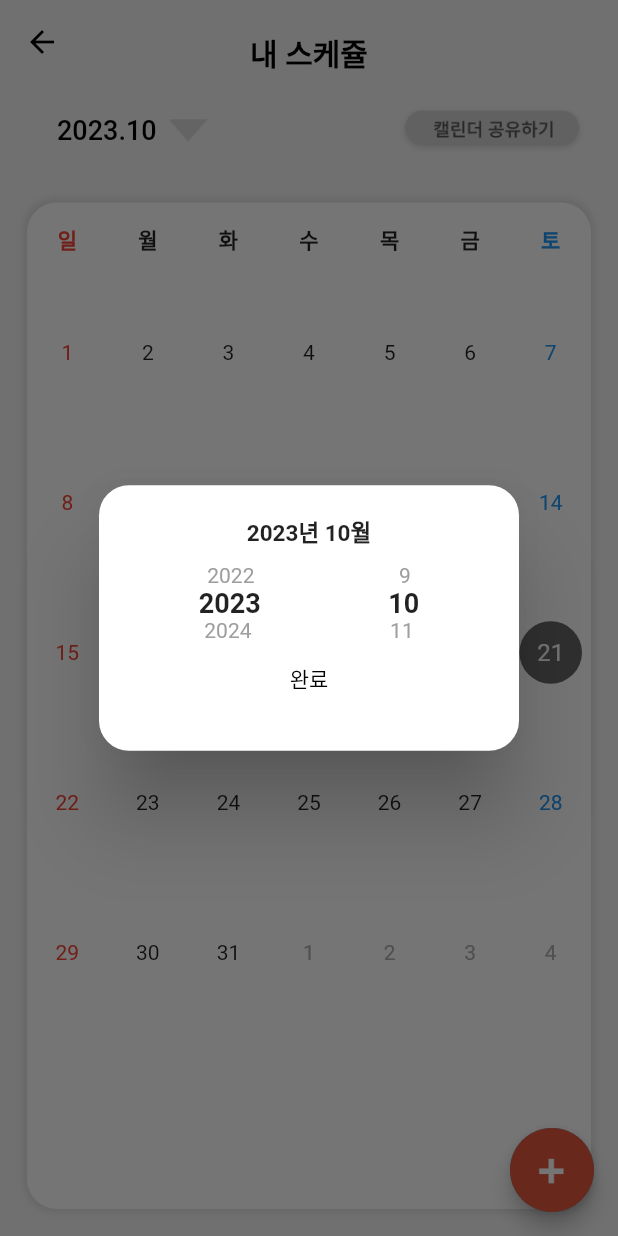
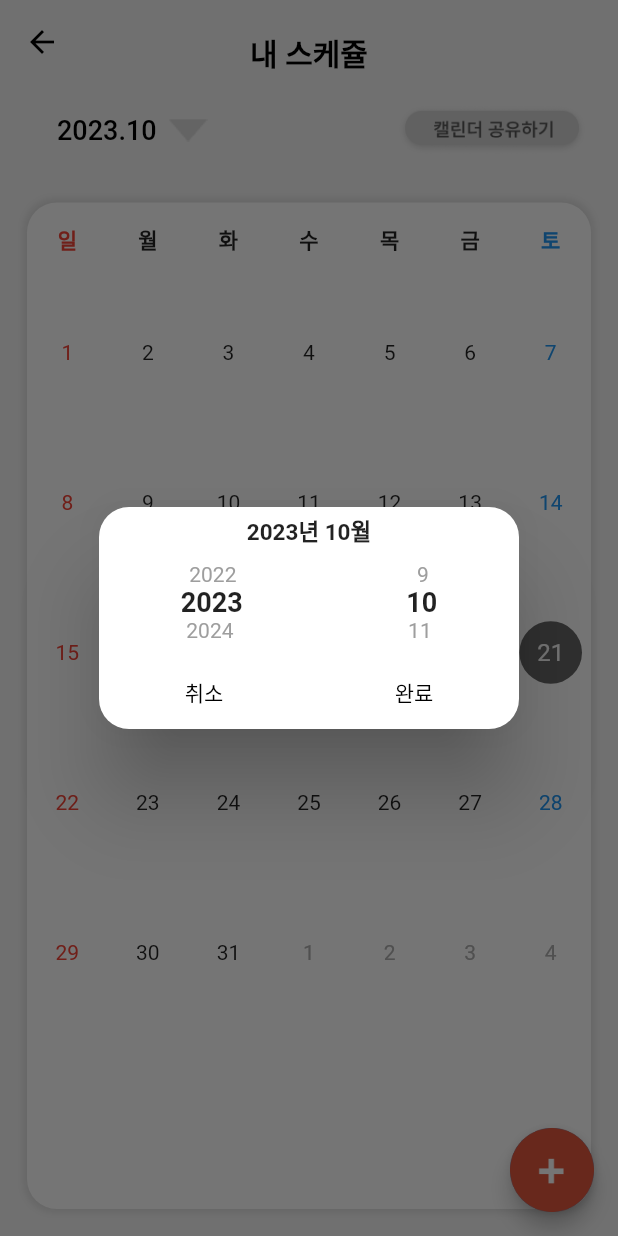
Before and after one commit to dinhoitt/weteam, a Flutter app: the Schedule screen opened directly, after a tap on an icon or button, on a phone screen of 412 x 824 dp. Run offline on Flutter 3.47's test engine with Material 2 defaults, Android fonts, the phone set to English and light mode, and no system bars; drawn by our look-alikes of table_calendar; our stand-ins replace get.

Commit message:
데이트피커 로직 수정

```diff
--- a/lib/src/widget/datepicker.dart
+++ b/lib/src/widget/datepicker.dart
@@ -27,6 +27,7 @@ class _DatePickerState extends State<DatePicker> {
       shape: RoundedRectangleBorder(
         borderRadius: BorderRadius.circular(20.0),
       ),
+      contentPadding: EdgeInsets.only(top: 5.0),
       content: Column(
         mainAxisSize: MainAxisSize.min,
         children: [
@@ -58,15 +59,40 @@ class _DatePickerState extends State<DatePicker> {
               _buildPickerItem(_selectedMonth + 1, color: Colors.grey),
             ],
           ),
-          ElevatedButton(
+          Padding(
+            padding: const EdgeInsets.only(top: 10.0),
+            child: Row(
+              mainAxisAlignment: MainAxisAlignment.start,
+              children: [
+                Expanded(
+                  child: TextButton(
+                    onPressed: () {
+                      Navigator.pop(context, true);
+                    },
+                    child: Text(
+                      '취소',
+                      style: TextStyle(color: Colors.black),
+                    ),
+                    style: TextButton.styleFrom(
+                      elevation: 0.0,
+                      primary: Colors.white,
+                    ),
+                  ),
+                ),
+                Expanded(
+                  child: TextButton(
                     onPressed: _onDateChanged,
                     child: Text(
                       '완료',
                       style: TextStyle(color: Colors.black),
                     ),
-            style: ElevatedButton.styleFrom(
+                    style: TextButton.styleFrom(
                       elevation: 0.0,
                       primary: Colors.white,
+                    ),
+                  ),
+                ),
+              ],
             ),
           ),
         ],
@@ -78,18 +104,23 @@ class _DatePickerState extends State<DatePicker> {
       {bool isBold = false, double fontSize = 14.0, Color? color}) {
     return InkWell(
       onTap: () {
-        if (value <= 12) {
         setState(() {
+          if (value == 0 || value == 13) {
+            _selectedMonth = (value == 13) ? 1 : 12;
+            _selectedYear += (value == 13) ? 1 : -1;
+          } else if (value > 0 && value <= 12) {
             _selectedMonth = value;
+          } else {
+            _selectedYear = value;
+          }
         });
-        } else {
-          setState(() {
-            _selectedYear = value;
-          });
-        }
       },
       child: Text(
-        value.toString(),
+        (_selectedMonth == 12 && value == 13)
+            ? '1'
+            : (_selectedMonth == 1 && value == 0)
+                ? '12'
+                : value.toString(),
         style: TextStyle(
           fontWeight: isBold ? FontWeight.bold : FontWeight.normal,
           fontSize: fontSize,
```
Lines whose indentation alone changed are shown as unchanged.
